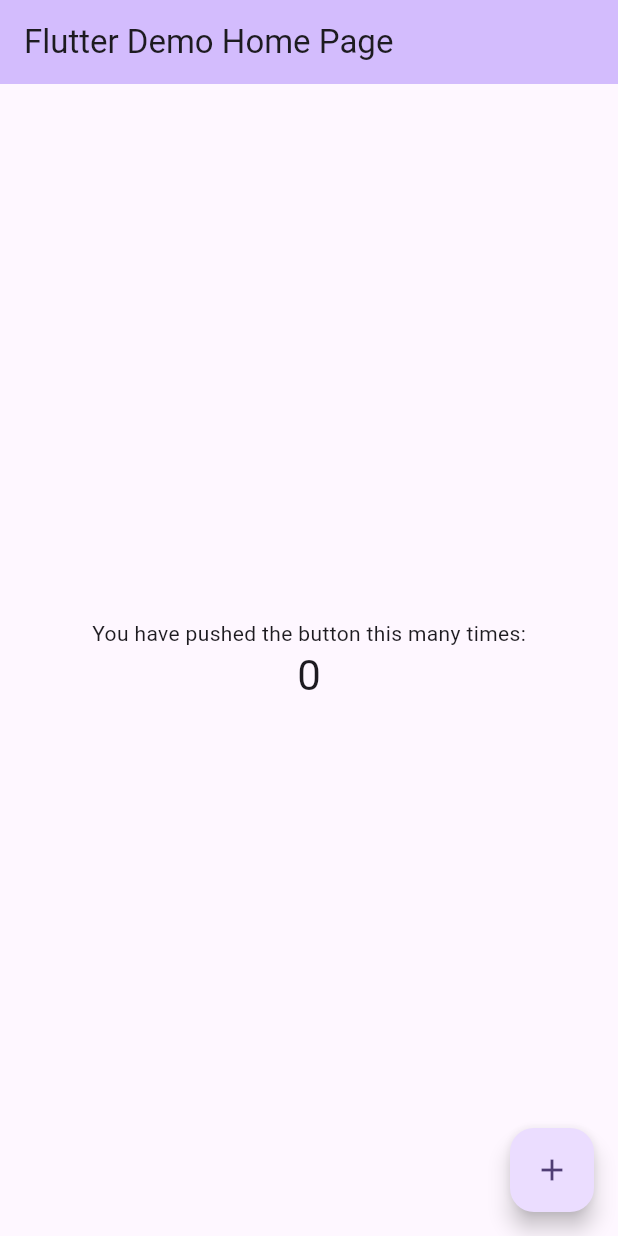
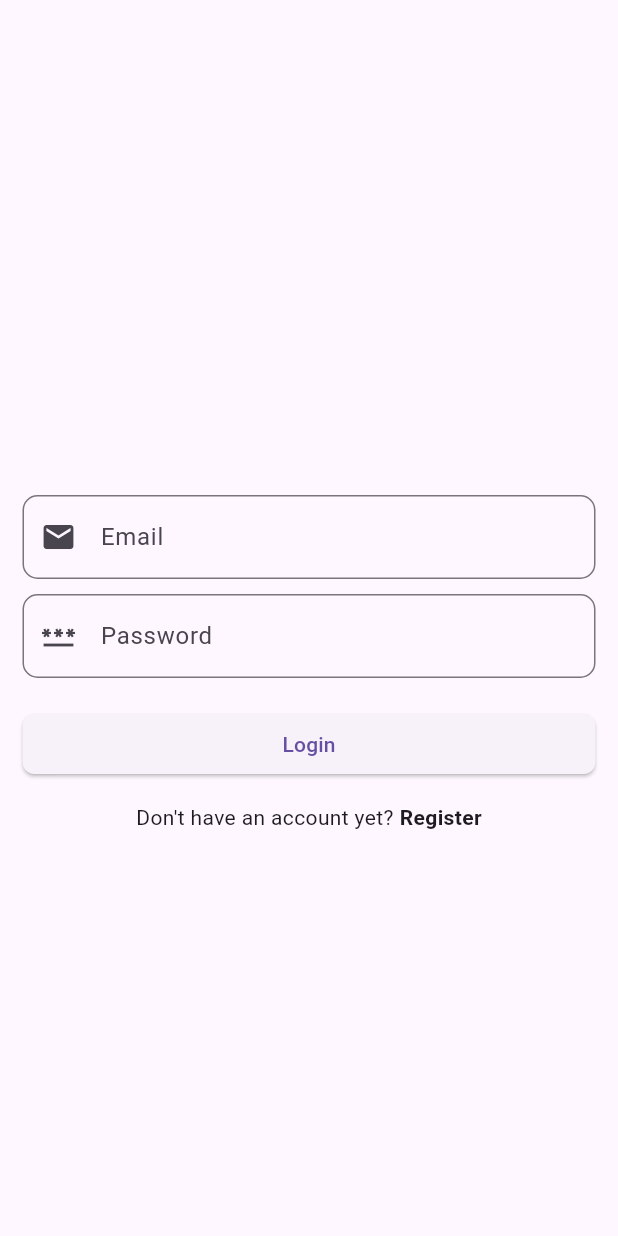
Before and after one commit to padjal/park-and-fly-mobile-client, a Flutter app: the screen it shows after launch, on a phone screen of 412 x 824 dp. Run offline on Flutter 3.47's test engine with Material 3 defaults, Android fonts, the phone set to English and light mode, and no system bars; our stand-ins replace flutter_riverpod, go_router.

Commit message:
Daily progress

```diff
--- a/src/analysis_options.yaml
+++ b/src/analysis_options.yaml
@@ -26,3 +26,7 @@ linter:
 
 # Additional information about this file can be found at
 # https://dart.dev/guides/language/analysis-options
+
+analyzer:
+  plugins:
+    - custom_lint
--- /dev/null
+++ b/src/lib/data/repositories/ParkingRepository.dart
@@ -0,0 +1,6 @@
+import '../../models/parking.dart';
+
+abstract class ParkingRepository{
+  Future<List<Parking>> getParkings();
+  Future<Parking> getParking(int id);
+}
--- a/src/lib/main.dart
+++ b/src/lib/main.dart
@@ -1,125 +1,25 @@
 import 'package:flutter/material.dart';
+import 'package:flutter_riverpod/flutter_riverpod.dart';
+import 'package:src/utils/router_config.dart';
 
 void main() {
-  runApp(const MyApp());
+  runApp(const ProviderScope(
+    child: MyApp(),
+  ));
 }
 
-class MyApp extends StatelessWidget {
+class MyApp extends ConsumerWidget {
   const MyApp({super.key});
 
   // This widget is the root of your application.
   @override
-  Widget build(BuildContext context) {
-    return MaterialApp(
-      title: 'Flutter Demo',
-      theme: ThemeData(
-        // This is the theme of your application.
-        //
-        // TRY THIS: Try running your application with "flutter run". You'll see
-        // the application has a purple toolbar. Then, without quitting the app,
-        // try changing the seedColor in the colorScheme below to Colors.green
-        // and then invoke "hot reload" (save your changes or press the "hot
-        // reload" button in a Flutter-supported IDE, or press "r" if you used
-        // the command line to start the app).
-        //
-        // Notice that the counter didn't reset back to zero; the application
-        // state is not lost during the reload. To reset the state, use hot
-        // restart instead.
-        //
-        // This works for code too, not just values: Most code changes can be
-        // tested with just a hot reload.
-        colorScheme: ColorScheme.fromSeed(seedColor: Colors.deepPurple),
-        useMaterial3: true,
-      ),
-      home: const MyHomePage(title: 'Flutter Demo Home Page'),
+  Widget build(BuildContext context, WidgetRef ref) {
+    return MaterialApp.router(
+      title: "Park & Fly",
+      theme: ThemeData(),
+      routeInformationParser: RouterConfiguration.router.routeInformationParser,
+      routerDelegate: RouterConfiguration.router.routerDelegate,
+      routeInformationProvider: RouterConfiguration.router.routeInformationProvider,
     );
   }
 }
-
-class MyHomePage extends StatefulWidget {
-  const MyHomePage({super.key, required this.title});
-
-  // This widget is the home page of your application. It is stateful, meaning
-  // that it has a State object (defined below) that contains fields that affect
-  // how it looks.
-
-  // This class is the configuration for the state. It holds the values (in this
-  // case the title) provided by the parent (in this case the App widget) and
-  // used by the build method of the State. Fields in a Widget subclass are
-  // always marked "final".
-
-  final String title;
-
-  @override
-  State<MyHomePage> createState() => _MyHomePageState();
-}
-
-class _MyHomePageState extends State<MyHomePage> {
-  int _counter = 0;
-
-  void _incrementCounter() {
-    setState(() {
-      // This call to setState tells the Flutter framework that something has
-      // changed in this State, which causes it to rerun the build method below
-      // so that the display can reflect the updated values. If we changed
-      // _counter without calling setState(), then the build method would not be
-      // called again, and so nothing would appear to happen.
-      _counter++;
-    });
-  }
-
-  @override
-  Widget build(BuildContext context) {
-    // This method is rerun every time setState is called, for instance as done
-    // by the _incrementCounter method above.
-    //
-    // The Flutter framework has been optimized to make rerunning build methods
-    // fast, so that you can just rebuild anything that needs updating rather
-    // than having to individually change instances of widgets.
-    return Scaffold(
-      appBar: AppBar(
-        // TRY THIS: Try changing the color here to a specific color (to
-        // Colors.amber, perhaps?) and trigger a hot reload to see the AppBar
-        // change color while the other colors stay the same.
-        backgroundColor: Theme.of(context).colorScheme.inversePrimary,
-        // Here we take the value from the MyHomePage object that was created by
-        // the App.build method, and use it to set our appbar title.
-        title: Text(widget.title),
-      ),
-      body: Center(
-        // Center is a layout widget. It takes a single child and positions it
-        // in the middle of the parent.
-        child: Column(
-          // Column is also a layout widget. It takes a list of children and
-          // arranges them vertically. By default, it sizes itself to fit its
-          // children horizontally, and tries to be as tall as its parent.
-          //
-          // Column has various properties to control how it sizes itself and
-          // how it positions its children. Here we use mainAxisAlignment to
-          // center the children vertically; the main axis here is the vertical
-          // axis because Columns are vertical (the cross axis would be
-          // horizontal).
-          //
-          // TRY THIS: Invoke "debug painting" (choose the "Toggle Debug Paint"
-          // action in the IDE, or press "p" in the console), to see the
-          // wireframe for each widget.
-          mainAxisAlignment: MainAxisAlignment.center,
-          children: <Widget>[
-            const Text(
-              'You have pushed the button this many times:',
-            ),
-            Text(
-              '$_counter',
-              style: Theme.of(context).textTheme.headlineMedium,
-            ),
-          ],
-        ),
-      ),
-      floatingActionButton: FloatingActionButton(
-        onPressed: _incrementCounter,
-        tooltip: 'Increment',
-        child: const Icon(Icons.add),
-      ), // This trailing comma makes auto-formatting nicer for build methods.
-    );
-  }
-}
--- /dev/null
+++ b/src/lib/models/user.dart
@@ -0,0 +1,6 @@
+class User{
+  final String username;
+  final String password;
+
+  User({required this.username, required this.password});
+}
--- /dev/null
+++ b/src/lib/utils/router_config.dart
@@ -0,0 +1,31 @@
+import 'package:go_router/go_router.dart';
+import 'package:src/views/main_view.dart';
+import 'package:src/views/profile_view.dart';
+
+import '../views/login_view.dart';
+import '../views/registration_view.dart';
+
+class RouterConfiguration {
+  // GoRouter configuration
+  static final router = GoRouter(
+    initialLocation: '/login',
+    routes: [
+      GoRoute(
+        path: '/register',
+        builder: (context, state) => const RegistrationView(),
+      ),
+      GoRoute(
+        path: '/login',
+        builder: (context, state) => const LoginView(),
+      ),
+      GoRoute(
+        path: '/main',
+        builder: (context, state) => MainView(),
+      ),
+      GoRoute(
+        path: '/profile',
+        builder: (context, state) => ProfileView(),
+      ),
+    ],
+  );
+}
--- /dev/null
+++ b/src/lib/views/login_view.dart
@@ -0,0 +1,72 @@
+import 'package:flutter/material.dart';
+import 'package:flutter_riverpod/flutter_riverpod.dart';
+import 'package:go_router/go_router.dart';
+
+class LoginView extends ConsumerWidget {
+  const LoginView({super.key});
+
+  @override
+  Widget build(BuildContext context, WidgetRef ref) {
+    return Scaffold(
+      appBar: AppBar(),
+      body: Center(
+        child: Padding(
+          padding: EdgeInsets.symmetric(horizontal: 15.0),
+          child: Column(
+            mainAxisAlignment: MainAxisAlignment.center,
+            crossAxisAlignment: CrossAxisAlignment.stretch,
+            children: [
+              Padding(
+                padding: const EdgeInsets.symmetric(vertical: 5.0),
+                child: TextField(
+                  decoration: const InputDecoration(
+                      hintText: 'Email',
+                      prefixIcon: Icon(Icons.email),
+                      border: OutlineInputBorder(
+                          borderRadius: BorderRadius.all(Radius.circular(10.0)))),
+                ),
+              ),
+              Padding(
+                padding: const EdgeInsets.symmetric(vertical: 5.0),
+                child: TextField(
+                  decoration: const InputDecoration(hintText: 'Password',
+                  prefixIcon: Icon(Icons.password),
+                  border: OutlineInputBorder(borderRadius: BorderRadius.all(Radius.circular(10.0)))),
+                ),
+              ),
+              Padding(
+                padding: EdgeInsets.symmetric(vertical: 15.0),
+                child: Expanded(
+                  child: ElevatedButton(
+                    onPressed: () => context.go('/main'),
+                    child: const Text('Login'),
+                    style: ElevatedButton.styleFrom(
+                      shape: RoundedRectangleBorder(
+                          borderRadius: BorderRadius.circular(8.0)),
+                    ),
+                  ),
+                ),
+              ),
+              Row(
+                mainAxisAlignment: MainAxisAlignment.center,
+                children: [
+                  const Text('Don\'t have an account yet?'),
+                  InkWell(
+                    child: Padding(
+                      padding: EdgeInsets.only(left: 4.0),
+                      child: Text(
+                        'Register',
+                        style: TextStyle(fontWeight: FontWeight.bold),
+                      ),
+                    ),
+                    onTap: () => context.go('/register'),
+                  )
+                ],
+              )
+            ],
+          ),
+        ),
+      ),
+    );
+  }
+}
```
Also changed, not shown: src/lib/models/parking.dart (added, +11 -0 lines), src/lib/viewModels/RegisterViewModel.dart (added, +10 -0 lines), src/lib/views/main_view.dart (added, +40 -0 lines), src/lib/views/profile_view.dart (added, +15 -0 lines), src/lib/views/registration_view.dart (added, +62 -0 lines), src/pubspec.yaml (+10 -0 lines), src/pubspec.lock.
